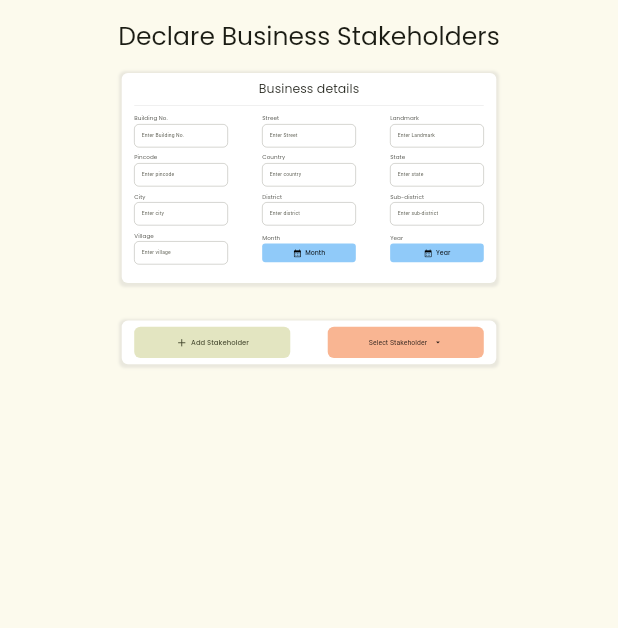
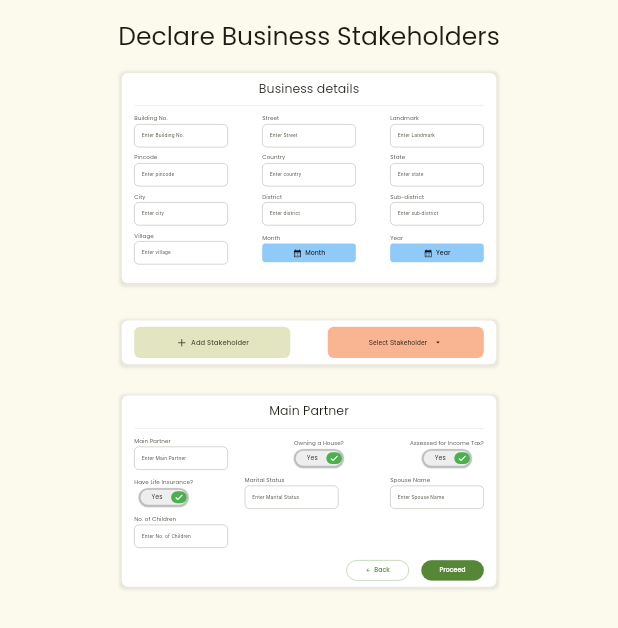
Before and after one commit to HareNTortoise/Aarthik-Setu, a Flutter app: the StakeholdersForm screen opened directly, on a phone screen of 412 x 824 dp. Shown: the top 628 px of the screen. Run offline on Flutter 3.47's test engine with Material 3 defaults, Android fonts, the phone set to English and light mode, and no system bars; drawn by our look-alikes of animated_toggle_switch, dropdown_button2; our stand-ins replace auto_size_text, calendar_date_picker2, file_picker, firebase_auth, firebase_core, flutter_bloc and 13 more; missing offline and left inert: flutter_dropzone; accounts and stored records are empty; generated files the repository leaves out were written again.

Commit message:
Added a main partner form

```diff
--- a/aarthik_setu/lib/models/profiles/business_profile/components/main_partner.dart
+++ b/aarthik_setu/lib/models/profiles/business_profile/components/main_partner.dart
@@ -7,9 +7,9 @@ class MainPartner {
   bool haveALifeInsurancePolicy;
   String maritalStatus;
   String spouseName;
-  String spouseDetails;
+  // String spouseDetails;
   int noOfChildren;
-  String category;
+  // String category;
 
   MainPartner({
     required this.name,
@@ -18,9 +18,9 @@ class MainPartner {
     required this.haveALifeInsurancePolicy,
     required this.maritalStatus,
     required this.spouseName,
-    required this.spouseDetails,
+    // required this.spouseDetails,
     required this.noOfChildren,
-    required this.category,
+    // required this.category,
   });
 
   factory MainPartner.fromJson(Map<String, dynamic> json) {
@@ -31,9 +31,9 @@ class MainPartner {
       haveALifeInsurancePolicy: json['haveALifeInsurancePolicy'],
       maritalStatus: json['maritalStatus'],
       spouseName: json['spouseName'],
-      spouseDetails: json['spouseDetails'],
+      // spouseDetails: json['spouseDetails'],
       noOfChildren: json['noOfChildren'],
-      category: json['category'],
+      // category: json['category'],
     );
   }
 
@@ -45,9 +45,9 @@ class MainPartner {
       'haveALifeInsurancePolicy': haveALifeInsurancePolicy,
       'maritalStatus': maritalStatus,
       'spouseName': spouseName,
-      'spouseDetails': spouseDetails,
+      // 'spouseDetails': spouseDetails,
       'noOfChildren': noOfChildren,
-      'category': category,
+      // 'category': category,
     };
   }
 }
--- a/aarthik_setu/lib/pages/desktop/forms/business_loans/components/add_stakeholders.dart
+++ b/aarthik_setu/lib/pages/desktop/forms/business_loans/components/add_stakeholders.dart
@@ -3,8 +3,6 @@ import 'package:animated_toggle_switch/animated_toggle_switch.dart';
 import 'package:dropdown_button2/dropdown_button2.dart';
 import 'package:flutter/material.dart';
 import 'package:google_fonts/google_fonts.dart';
-import 'package:hexcolor/hexcolor.dart';
-
 import '../../../../../constants/colors.dart';
 import '../../../../../global_components/labelled_text_field.dart';
 
@@ -419,24 +417,6 @@ class _AddStakeholdersState extends State<AddStakeholders> {
                   Row(
                     mainAxisAlignment: MainAxisAlignment.end,
                     children: [
-                      SizedBox(
-                        width: 200,
-                        height: 50,
-                        child: FilledButton(
-                          onPressed: () {},
-                          style: ButtonStyle(
-                            backgroundColor: WidgetStateProperty.all(Colors.white),
-                            shape: WidgetStateProperty.all(RoundedRectangleBorder(
-                              borderRadius: BorderRadius.circular(30),
-                              side: BorderSide(color: HexColor("#568737")),
-                            )),
-                          ),
-                          child: Text(
-                            "Back",
-                            style: TextStyle(fontSize: 20, color: HexColor("#568737")),
-                          ),
-                        ),
-                      ),
                       const SizedBox(width: 40),
                       SizedBox(
                         width: 200,
@@ -452,21 +432,6 @@ class _AddStakeholdersState extends State<AddStakeholders> {
                           ),
                         ),
                       ),
-                      const SizedBox(width: 40),
-                      SizedBox(
-                        width: 200,
-                        height: 50,
-                        child: FilledButton(
-                          style: ButtonStyle(
-                            backgroundColor: WidgetStateProperty.all(HexColor("#568737")),
-                          ),
-                          onPressed: () {},
-                          child: const Text(
-                            "Save",
-                            style: TextStyle(fontSize: 20),
-                          ),
-                        ),
-                      ),
                     ],
                   )
                 ],
--- /dev/null
+++ b/aarthik_setu/lib/pages/desktop/forms/business_loans/components/main_partner.dart
@@ -0,0 +1,299 @@
+import 'package:animated_toggle_switch/animated_toggle_switch.dart';
+import 'package:flutter/material.dart';
+import 'package:go_router/go_router.dart';
+import 'package:google_fonts/google_fonts.dart';
+
+import '../../../../../constants/colors.dart';
+import '../../../../../global_components/back_button.dart';
+import '../../../../../global_components/labelled_text_field.dart';
+import '../../../../../global_components/procees_button.dart';
+
+
+
+
+class MainPartnerForm extends StatefulWidget {
+  const MainPartnerForm({super.key});
+
+  @override
+  State<MainPartnerForm> createState() => _MainPartnerFormState();
+}
+
+class _MainPartnerFormState extends State<MainPartnerForm> {
+  @override
+  Widget build(BuildContext context) {
+    return  IntrinsicHeight(
+      child: Container(
+        padding: const EdgeInsets.symmetric(horizontal: 40, vertical: 20),
+        margin: const EdgeInsets.only(bottom: 100),
+        width: 1200,
+        decoration: BoxDecoration(
+          color: Colors.white,
+          borderRadius: BorderRadius.circular(20),
+          boxShadow: [
+            BoxShadow(
+              color: Colors.grey.withOpacity(0.2),
+              spreadRadius: 7,
+              blurRadius: 7,
+              offset: const Offset(0, 3),
+            ),
+          ],
+        ),
+        child: Column(
+          children: [
+            Text(
+              "Main Partner",
+              style: GoogleFonts.poppins(fontSize: 40),
+            ),
+            const SizedBox(height: 20),
+            const Divider(color: Colors.grey, thickness: 0.5),
+            const SizedBox(height: 20),
+            Row(
+              mainAxisAlignment: MainAxisAlignment.spaceBetween,
+              children: [
+                LabelledTextField(
+                  label: 'Main Partner',
+                  hintText: 'Enter Main Partner',
+                  controller: TextEditingController(),
+                ),
+                Column(
+                  children: [
+                    Text(
+                      'Owning a House?',
+                      style: GoogleFonts.poppins(fontSize: 18),
+                    ),
+                    const SizedBox(height: 5),
+                    SizedBox(
+                      width: 160,
+                      height: 60,
+                      child: AnimatedToggleSwitch<bool>.dual(
+                        current: true,
+                        first: false,
+                        second: true,
+                        borderWidth: 6,
+                        textBuilder: (index) => index == true
+                            ? Text(
+                          "Yes",
+                          style: GoogleFonts.poppins(
+                            color: Colors.black,
+                            fontSize: 20,
+                          ),
+                        )
+                            : Text(
+                          "No",
+                          style: GoogleFonts.poppins(
+                            color: Colors.black,
+                            fontSize: 20,
+                          ),
+                        ),
+                        indicatorSize: const Size.fromWidth(50),
+                        style: ToggleStyle(
+                          backgroundColor: Colors.grey[200],
+                          borderRadius: BorderRadius.circular(50),
+                          borderColor: Colors.transparent,
+                          boxShadow: [
+                            const BoxShadow(
+                              color: Colors.black26,
+                              spreadRadius: 1,
+                              blurRadius: 2,
+                              offset: Offset(0, 1.5),
+                            ),
+                          ],
+                        ),
+                        styleBuilder: (index) => index == true
+                            ? const ToggleStyle(indicatorColor: Colors.green)
+                            : ToggleStyle(indicatorColor: AppColors.primaryColorOne),
+                        iconBuilder: (index) => index == true
+                            ? const Icon(
+                          Icons.check,
+                          size: 30,
+                          color: Colors.white,
+                        )
+                            : const Icon(
+                          Icons.close,
+                          size: 30,
+                          color: Colors.white,
+                        ),
+                        onChanged: (value) {
+                          setState(() {});
+                        },
+                      ),
+                    ),
+                  ],
+                ),
+                Column(
+                  children: [
+                    Text(
+                      'Assessed for Income Tax?',
+                      style: GoogleFonts.poppins(fontSize: 18),
+                    ),
+                    const SizedBox(height: 5),
+                    SizedBox(
+                      width: 160,
+                      height: 60,
+                      child: AnimatedToggleSwitch<bool>.dual(
+                        current: true,
+                        first: false,
+                        second: true,
+                        borderWidth: 6,
+                        textBuilder: (index) => index == true
+                            ? Text(
+                          "Yes",
+                          style: GoogleFonts.poppins(
+                            color: Colors.black,
+                            fontSize: 20,
+                          ),
+                        )
+                            : Text(
+                          "No",
+                          style: GoogleFonts.poppins(
+                            color: Colors.black,
+                            fontSize: 20,
+                          ),
+                        ),
+                        indicatorSize: const Size.fromWidth(50),
+                        style: ToggleStyle(
+                          backgroundColor: Colors.grey[200],
+                          borderRadius: BorderRadius.circular(50),
+                          borderColor: Colors.transparent,
+                          boxShadow: [
+                            const BoxShadow(
+                              color: Colors.black26,
+                              spreadRadius: 1,
+                              blurRadius: 2,
+                              offset: Offset(0, 1.5),
+                            ),
+                          ],
+                        ),
+                        styleBuilder: (index) => index == true
+                            ? const ToggleStyle(indicatorColor: Colors.green)
+                            : ToggleStyle(indicatorColor: AppColors.primaryColorOne),
+                        iconBuilder: (index) => index == true
+                            ? const Icon(
+                          Icons.check,
+                          size: 30,
+                          color: Colors.white,
+                        )
+                            : const Icon(
+                          Icons.close,
+                          size: 30,
+                          color: Colors.white,
+                        ),
+                        onChanged: (value) {
+                          setState(() {});
+                        },
+                      ),
+                    ),
+                  ],
+                ),
+              ],
+            ),
+            const SizedBox(height: 20),
+            Row(
+              mainAxisAlignment: MainAxisAlignment.spaceBetween,
+              children: [
+                Column(
+                  children: [
+                    Text(
+                      'Have Life Insurance?',
+                      style: GoogleFonts.poppins(fontSize: 18),
+                    ),
+                    const SizedBox(height: 5),
+                    SizedBox(
+                      width: 160,
+                      height: 60,
+                      child: AnimatedToggleSwitch<bool>.dual(
+                        current: true,
+                        first: false,
+                        second: true,
+                        borderWidth: 6,
+                        textBuilder: (index) => index == true
+                            ? Text(
+                          "Yes",
+                          style: GoogleFonts.poppins(
+                            color: Colors.black,
+                            fontSize: 20,
+                          ),
+                        )
+                            : Text(
+                          "No",
+                          style: GoogleFonts.poppins(
+                            color: Colors.black,
+                            fontSize: 20,
+                          ),
+                        ),
+                        indicatorSize: const Size.fromWidth(50),
+                        style: ToggleStyle(
+                          backgroundColor: Colors.grey[200],
+                          borderRadius: BorderRadius.circular(50),
+                          borderColor: Colors.transparent,
+                          boxShadow: [
+                            const BoxShadow(
+                              color: Colors.black26,
+                              spreadRadius: 1,
+                              blurRadius: 2,
+                              offset: Offset(0, 1.5),
+                            ),
+                          ],
+                        ),
+                        styleBuilder: (index) => index == true
+                            ? const ToggleStyle(indicatorColor: Colors.green)
+                            : ToggleStyle(indicatorColor: AppColors.primaryColorOne),
+                        iconBuilder: (index) => index == true
+                            ? const Icon(
+                          Icons.check,
+                          size: 30,
+                          color: Colors.white,
+                        )
+                            : const Icon(
+                          Icons.close,
+                          size: 30,
+                          color: Colors.white,
+                        ),
+                        onChanged: (value) {
+                          setState(() {});
+                        },
+                      ),
+                    ),
+                  ],
+                ),
+                LabelledTextField(
+                  label: "Marital Status",
+                  hintText: "Enter Marital Status",
+                  controller: TextEditingController(),
+                ),
+                LabelledTextField(
+                  label: "Spouse Name",
+                  hintText: "Enter Spouse Name",
+                  controller: TextEditingController(),
+                ),
+              ],
+            ),
+            const SizedBox(height: 20),
+            Row(
+              mainAxisAlignment: MainAxisAlignment.spaceBetween,
+              children: [
+                LabelledTextField(
+                  label: "No. of Children",
+                  hintText: "Enter No. of Children",
+                  controller: TextEditingController(),
+                ),
+
+              ],
+            ),
+            const SizedBox(height: 40),
+            Row(
+              mainAxisAlignment: MainAxisAlignment.end,
+              children: [
+                BackButtonCustom(
+                    onPressed: () => context.pop()
+                ),
+                const SizedBox(width: 40),
+                ProceedButtonCustom(onPressed: () {})
+              ],
+            )
+          ],
+        ),
+      ),
+    );
+  }
+}
--- a/aarthik_setu/lib/pages/desktop/forms/business_loans/stakeholders.dart
+++ b/aarthik_setu/lib/pages/desktop/forms/business_loans/stakeholders.dart
@@ -2,10 +2,16 @@ import 'package:aarthik_setu/constants/app_constants.dart';
 import 'package:aarthik_setu/global_components/labelled_text_field.dart';
 import 'package:aarthik_setu/global_components/month_picker.dart';
 import 'package:aarthik_setu/pages/desktop/forms/business_loans/components/add_stakeholders.dart';
+import 'package:aarthik_setu/pages/desktop/forms/business_loans/components/main_partner.dart';
+import 'package:animated_toggle_switch/animated_toggle_switch.dart';
 import 'package:flutter/material.dart';
+import 'package:go_router/go_router.dart';
 import 'package:google_fonts/google_fonts.dart';
 import 'package:responsive_framework/responsive_framework.dart';
 
+import '../../../../constants/colors.dart';
+import '../../../../global_components/back_button.dart';
+import '../../../../global_components/procees_button.dart';
 import '../../../../global_components/year_picker.dart';
 
 class StakeholdersForm extends StatefulWidget {
@@ -150,6 +156,7 @@ class _StakeholdersFormState extends State<StakeholdersForm> {
                   ),
                   const SizedBox(height: 20),
                   const AddStakeholders(),
+                  MainPartnerForm(),
                 ],
               ),
             ),
```
